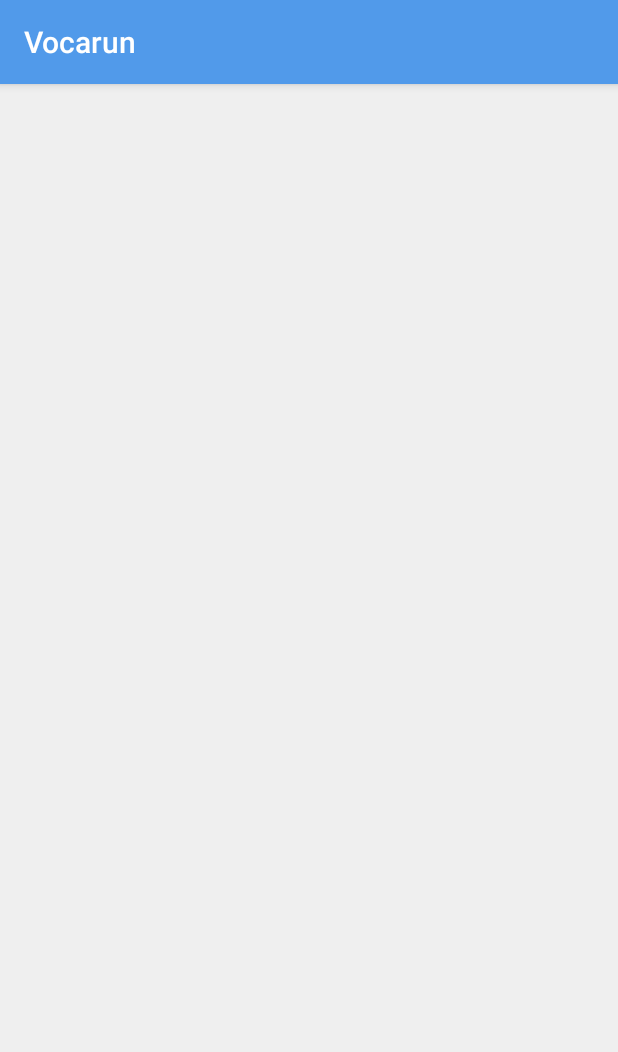
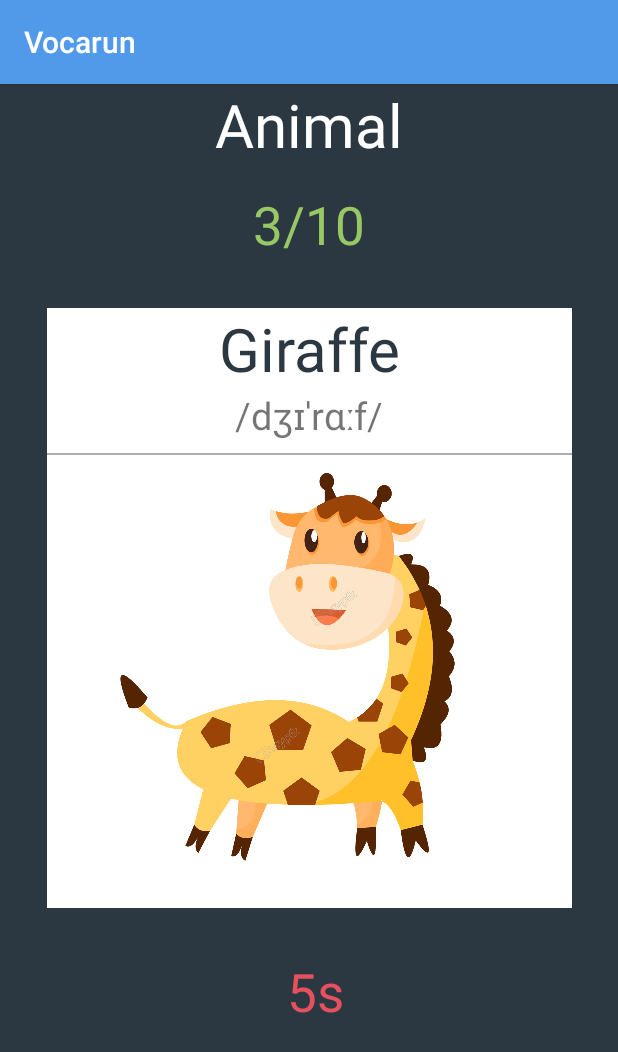
Before and after one commit to nnmhuy/Vocarun, an Android app: the StudyLesson screen opened directly, with no data from a screen before it, on a phone screen of 412 x 824 dp. Shown: the top 1052 px of the screen. Run offline under Robolectric (Android 15) with nearby library versions, the phone set to English and light mode, and no system bars.

Commit message:
study lesson view

```diff
--- a/app/src/main/res/layout/activity_study_lesson.xml
+++ b/app/src/main/res/layout/activity_study_lesson.xml
@@ -4,6 +4,53 @@
     xmlns:tools="http://schemas.android.com/tools"
     android:layout_width="match_parent"
     android:layout_height="match_parent"
-    tools:context=".StudyLesson">
+    tools:context=".StudyLesson"
+    android:background="@color/colorPrimaryDark">
+
+    <TextView
+        android:layout_width="match_parent"
+        android:layout_height="wrap_content"
+        android:text="Animal"
+        android:id="@+id/lesson_name"
+        app:layout_constraintTop_toTopOf="parent"
+        android:textAlignment="center"
+        android:textSize="40dp"
+        android:textColor="@color/white"/>
+
+    <TextView
+        android:id="@+id/process"
+        android:layout_width="match_parent"
+        android:layout_height="wrap_content"
+        android:layout_marginTop="16dp"
+        android:text="3/10"
+        android:textAlignment="center"
+        android:textColor="@color/colorGreen"
+        android:textSize="35dp"
+        app:layout_constraintTop_toBottomOf="@id/lesson_name" />
+
+    <include
+        android:id="@+id/word_item"
+        layout="@layout/word_item"
+        android:layout_width="350dp"
+        android:layout_height="400dp"
+        android:layout_marginStart="8dp"
+        android:layout_marginTop="32dp"
+        android:layout_marginEnd="8dp"
+        app:layout_constraintEnd_toEndOf="parent"
+        app:layout_constraintStart_toStartOf="parent"
+        app:layout_constraintTop_toBottomOf="@+id/process" />
+
+    <TextView
+        android:id="@+id/timer"
+        android:layout_width="wrap_content"
+        android:layout_height="wrap_content"
+        android:layout_marginStart="8dp"
+        android:layout_marginTop="32dp"
+        android:text="5s"
+        android:textColor="@color/colorRed"
+        android:textSize="35dp"
+        app:layout_constraintEnd_toEndOf="parent"
+        app:layout_constraintStart_toStartOf="parent"
+        app:layout_constraintTop_toBottomOf="@id/word_item" />
 
 </androidx.constraintlayout.widget.ConstraintLayout>
--- /dev/null
+++ b/app/src/main/res/layout/word_item.xml
@@ -0,0 +1,47 @@
+<?xml version="1.0" encoding="utf-8"?>
+<androidx.constraintlayout.widget.ConstraintLayout xmlns:android="http://schemas.android.com/apk/res/android"
+    xmlns:app="http://schemas.android.com/apk/res-auto"
+    android:layout_width="350dp"
+    android:layout_height="400dp"
+    android:background="@color/white"
+    >
+
+    <TextView
+        android:id="@+id/word"
+        android:layout_width="match_parent"
+        android:layout_height="wrap_content"
+        android:text="Giraffe"
+        android:textAlignment="center"
+        android:textSize="40dp"
+        app:layout_constraintTop_toTopOf="parent"
+        android:textColor="@color/colorPrimaryDark"/>
+
+    <TextView
+        android:id="@+id/pronunciation"
+        android:layout_width="match_parent"
+        android:layout_height="wrap_content"
+        android:textSize="25dp"
+        android:text="/dʒɪˈrɑːf/"
+        android:textAlignment="center"
+        app:layout_constraintTop_toBottomOf="@+id/word"/>
+
+    <androidx.constraintlayout.widget.ConstraintLayout
+        android:id="@+id/cross_bar"
+        android:layout_width="match_parent"
+        android:layout_height="1dp"
+        android:layout_marginTop="8dp"
+        android:background="@color/darkGray"
+        app:layout_constraintTop_toBottomOf="@+id/pronunciation"></androidx.constraintlayout.widget.ConstraintLayout>
+
+    <ImageView
+        android:layout_width="310dp"
+        android:layout_height="310dp"
+        android:layout_marginStart="8dp"
+        android:layout_marginEnd="8dp"
+        android:src="@drawable/animal_lesson"
+        app:layout_constraintBottom_toBottomOf="parent"
+        app:layout_constraintEnd_toEndOf="parent"
+        app:layout_constraintStart_toStartOf="parent"
+        app:layout_constraintTop_toBottomOf="@id/cross_bar" />
+
+</androidx.constraintlayout.widget.ConstraintLayout>
```
